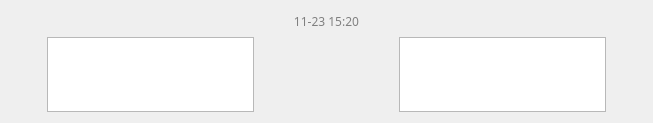
This is STSample/STChatRecordItem.ui in sunpu/stsample as Qt 5 draws it before an edit. The edited form follows.
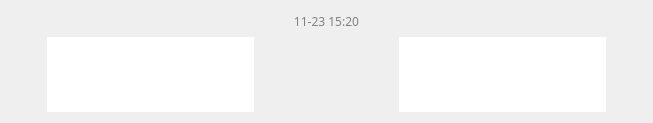
This is the edited form. Icons and pictures are not drawn. Custom widgets are drawn as their Qt base class.

Diff of the .ui file:
```diff
--- a/STSample/STChatRecordItem.ui
+++ b/STSample/STChatRecordItem.ui
@@ -155,6 +155,7 @@
            </property>
            <property name="styleSheet">
             <string notr="true">QTextEdit {
+	border-radius: 3px;
     border-image: url(:/STSample/Resources/images/bubble_left.png);  /* The border image                    */
     border-top-width: 2px;
     border-right-width: 5px;
@@ -260,6 +261,7 @@
            </property>
            <property name="styleSheet">
             <string notr="true">QTextEdit {
+	border-radius: 3px;
     border-image: url(:/STSample/Resources/images/bubble_right.png);  /* The border image                    */
     border-top-width: 2px;
     border-right-width: 2px;
```
